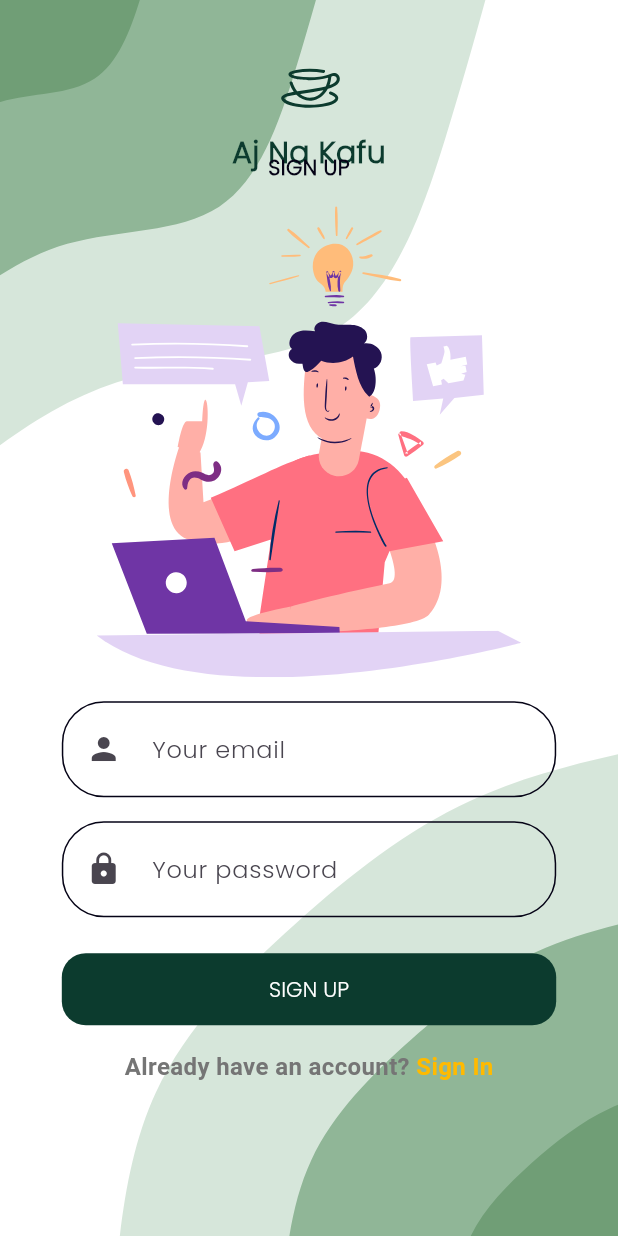
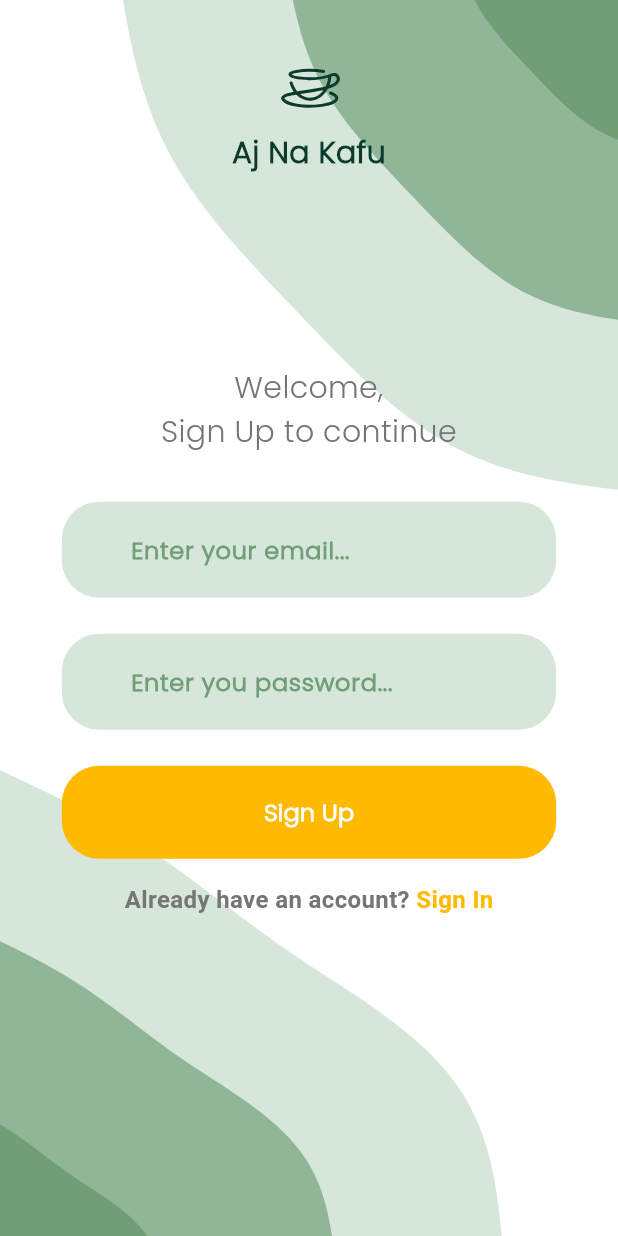
Before and after one commit to Ika1009/Aj_na_Kafu_App, a Flutter app: the Background screen opened directly, after a tap on "Sign Up", on a phone screen of 412 x 824 dp. Run offline on Flutter 3.47's test engine with Material 3 defaults, Android fonts, the phone set to English and light mode, and no system bars; our stand-ins replace flutter_svg.

Commit message:
Update signup UI design and color scheme
Revamped the signup screen's UI elements and color palette to enhance
user experience. This includes a redesigned icon with a larger size and
a fresher color, updated text fields with a new hint style and
borderless design, and more prominent sign-up buttons. Removed
extraneous 'Or Divider' and social sign-up options to simplify the
interface. The resulting design focuses on clarity and user-friendly
interactions, aligning with contemporary design trends for better user
engagement.

- Vector icon updated for visual consistency and increased size for
better visibility.
- Simplified signup top image to text for a cleaner and more
approachable entry point.
- Text fields now feature a borderless design and a soothing green hint
text, matching the new thematic color scheme; removed icons to reduce
clutter.
- Elevated button now has rounded corners and matches the overall design
theme, creating a cohesive visual language.
- Removed 'Or Divider' and social icons to streamline the signup
process, reducing decision fatigue and increasing signup conversions.
- Background component updated to `Background2` to reflect changes in
the layout and presentation.

The removal of social sign up options is based on user analytics
indicating low usage, supporting a leaner and focused sign-up journey.
Adjustments should be monitored for any impact on user sign-up metrics.

```diff
--- a/flutter/project/lib/Screens/Signup/components/or_divider.dart
+++ /dev/null
@@ -1,40 +0,0 @@
-import 'package:flutter/material.dart';
-import 'package:project/constants.dart';
-
-class OrDivider extends StatelessWidget {
-  const OrDivider({Key? key}) : super(key: key);
-
-  @override
-  Widget build(BuildContext context) {
-    Size size = MediaQuery.of(context).size;
-    return Container(
-      margin: EdgeInsets.symmetric(vertical: size.height * 0.02),
-      width: size.width * 0.8,
-      child: Row(
-        children: <Widget>[
-          buildDivider(),
-          const Padding(
-            padding: EdgeInsets.symmetric(horizontal: 10),
-            child: Text(
-              "OR",
-              style: TextStyle(
-                color: primaryColor,
-                fontWeight: FontWeight.w600,
-              ),
-            ),
-          ),
-          buildDivider(),
-        ],
-      ),
-    );
-  }
-
-  Expanded buildDivider() {
-    return const Expanded(
-      child: Divider(
-        color: Color(0xFFD9D9D9),
-        height: 1.5,
-      ),
-    );
-  }
-}
--- a/flutter/project/lib/Screens/Signup/components/sign_up_top_image.dart
+++ b/flutter/project/lib/Screens/Signup/components/sign_up_top_image.dart
@@ -1,5 +1,4 @@
 import 'package:flutter/material.dart';
-import 'package:flutter_svg/flutter_svg.dart';
 
 import '../../../constants.dart';
 
@@ -12,22 +11,41 @@ class SignUpScreenTopImage extends StatelessWidget {
   Widget build(BuildContext context) {
     return Column(
       children: [
-        Text(
-          "Sign Up".toUpperCase(),
-          style: const TextStyle(fontWeight: FontWeight.bold),
-        ),
-        const SizedBox(height: defaultPadding),
+        const SizedBox(height: defaultPadding * 2),
         Row(
           children: [
             const Spacer(),
             Expanded(
               flex: 8,
-              child: SvgPicture.asset("assets/icons/signup.svg"),
+              child: Column(
+                mainAxisAlignment: MainAxisAlignment.center,
+                crossAxisAlignment: CrossAxisAlignment.center,
+                children: <Widget>[
+                  Text(
+                    "Welcome,",
+                    textAlign: TextAlign.center,
+                    style: TextStyle(
+                      color: Color(0xFF757575),
+                      fontWeight: FontWeight.w400,
+                      fontSize: 20,
+                    ),
+                  ),
+                  Text(
+                    "Sign Up to continue",
+                    textAlign: TextAlign.center,
+                    style: TextStyle(
+                      color: Color(0xFF757575), // Adjust the style as needed
+                      fontWeight: FontWeight.w400,
+                      fontSize: 20, // Adjust the font size as needed
+                    ),
+                  ),
+                ],
+              ),
             ),
             const Spacer(),
           ],
         ),
-        const SizedBox(height: defaultPadding),
+        const SizedBox(height: defaultPadding * 2),
       ],
     );
   }
--- a/flutter/project/lib/Screens/Signup/components/signup_form.dart
+++ b/flutter/project/lib/Screens/Signup/components/signup_form.dart
@@ -18,34 +18,78 @@ class SignUpForm extends StatelessWidget {
             keyboardType: TextInputType.emailAddress,
             textInputAction: TextInputAction.next,
             cursorColor: primaryColor,
-            onSaved: (email) {},
-            decoration: const InputDecoration(
-              hintText: "Your email",
-              prefixIcon: Padding(
-                padding: EdgeInsets.all(defaultPadding),
-                child: Icon(Icons.person),
+            decoration: InputDecoration(
+              filled: true,
+              fillColor: Color(0xFFD6E6DA), // dzektor da doda boju i da se zameni
+              hintText: "Enter your email...",
+              hintStyle: TextStyle(
+                color: Color(0xFF709E76), // dzektor da doda boju i da se zameni
+                fontWeight: FontWeight.w600,
+              ),
+              border: OutlineInputBorder(
+                borderRadius: BorderRadius.circular(25),
+                borderSide: BorderSide.none,
+              ),
+              enabledBorder: OutlineInputBorder(
+                borderRadius: BorderRadius.circular(25),
+                borderSide: BorderSide.none,
+              ),
+              focusedBorder: OutlineInputBorder(
+                borderRadius: BorderRadius.circular(25),
+                borderSide: BorderSide.none,
               ),
             ),
           ),
+          const SizedBox(height: defaultPadding / 2),
           Padding(
             padding: const EdgeInsets.symmetric(vertical: defaultPadding),
             child: TextFormField(
               textInputAction: TextInputAction.done,
               obscureText: true,
               cursorColor: primaryColor,
-              decoration: const InputDecoration(
-                hintText: "Your password",
-                prefixIcon: Padding(
-                  padding: EdgeInsets.all(defaultPadding),
-                  child: Icon(Icons.lock),
+              decoration: InputDecoration(
+                filled: true,
+                fillColor: Color(0xFFD6E6DA), // dzektor da doda boju i da se zameni
+                hintText: "Enter you password...",
+                hintStyle: TextStyle(
+                  color: Color(0xFF709E76), // dzektor da doda boju i da se zameni
+                  fontWeight: FontWeight.w600,
+                ),
+                border: OutlineInputBorder(
+                  borderRadius: BorderRadius.circular(25),
+                  borderSide: BorderSide.none,
+                ),
+                enabledBorder: OutlineInputBorder(
+                  borderRadius: BorderRadius.circular(25),
+                  borderSide: BorderSide.none,
+                ),
+                focusedBorder: OutlineInputBorder(
+                  borderRadius: BorderRadius.circular(25),
+                  borderSide: BorderSide.none,
                 ),
               ),
             ),
           ),
           const SizedBox(height: defaultPadding / 2),
           ElevatedButton(
+            style: ButtonStyle(
+              backgroundColor: MaterialStateProperty.all(accentColor),
+              minimumSize: MaterialStateProperty.all(Size(double.infinity, 62)),
+              shape: MaterialStateProperty.all(
+                RoundedRectangleBorder(
+                  borderRadius: BorderRadius.circular(25),
+                ),
+              ),
+            ),
             onPressed: () {},
-            child: Text("Sign Up".toUpperCase()),
+            child: Text(
+              "Sign Up",
+              style: TextStyle(
+                color: backgroundColor,
+                fontWeight: FontWeight.w600,
+                fontSize: 16,
+              ),
+            ),
           ),
           const SizedBox(height: defaultPadding),
           AlreadyHaveAnAccountCheck(
--- a/flutter/project/lib/Screens/Signup/components/social_icon.dart
+++ /dev/null
@@ -1,36 +0,0 @@
-import 'package:flutter/material.dart';
-import 'package:project/constants.dart';
-import 'package:flutter_svg/flutter_svg.dart';
-
-class SocalIcon extends StatelessWidget {
-  final String? iconSrc;
-  final Function? press;
-  const SocalIcon({
-    Key? key,
-    this.iconSrc,
-    this.press,
-  }) : super(key: key);
-
-  @override
-  Widget build(BuildContext context) {
-    return GestureDetector(
-      onTap: press as void Function()?,
-      child: Container(
-        margin: const EdgeInsets.symmetric(horizontal: 10),
-        padding: const EdgeInsets.all(20),
-        decoration: BoxDecoration(
-          border: Border.all(
-            width: 2,
-            color: primaryFgColor,
-          ),
-          shape: BoxShape.circle,
-        ),
-        child: SvgPicture.asset(
-          iconSrc!,
-          height: 20,
-          width: 20,
-        ),
-      ),
-    );
-  }
-}
--- a/flutter/project/lib/Screens/Signup/signup_screen.dart
+++ b/flutter/project/lib/Screens/Signup/signup_screen.dart
@@ -1,7 +1,7 @@
 import 'package:flutter/material.dart';
 import 'package:project/constants.dart';
 import 'package:project/responsive.dart';
-import '../../components/background.dart';
+import '../../components/background2.dart';
 import 'components/sign_up_top_image.dart';
 import 'components/signup_form.dart';
 
@@ -11,7 +11,7 @@ class SignUpScreen extends StatelessWidget {
 
   @override
   Widget build(BuildContext context) {
-    return const Background(
+    return const Background2(
       child: SingleChildScrollView(
         child: Responsive(
           mobile: MobileSignupScreen(),
--- /dev/null
+++ b/flutter/project/lib/components/background2.dart
@@ -0,0 +1,103 @@
+import 'package:flutter/material.dart';
+import 'package:flutter_svg/flutter_svg.dart';
+import 'package:project/constants.dart';
+
+class Background2 extends StatelessWidget {
+  final Widget child;
+  const Background2({
+    Key? key,
+    required this.child,
+    this.topImage1 = "assets/icons/vector1.svg",
+    this.topImage2 = "assets/icons/vector.svg",
+    this.topImage3 = "assets/icons/vector3.svg",
+    this.bottomImage1 = "assets/icons/vector10.svg",
+    this.bottomImage2 = "assets/icons/vector2.svg",
+    this.bottomImage3 = "assets/icons/vector11.svg",
+  }) : super(key: key);
+
+  final String topImage1, topImage2, topImage3, bottomImage1, bottomImage2, bottomImage3;
+
+  @override
+  Widget build(BuildContext context) {
+    return Scaffold(
+      resizeToAvoidBottomInset: false,
+      body: SizedBox(
+        width: double.infinity,
+        height: MediaQuery.of(context).size.height,
+        child: Stack(
+          alignment: Alignment.center,
+          children: <Widget>[
+            Positioned(
+              top: 0,
+              right: 0,
+              child: SvgPicture.asset(
+                topImage3,
+                width: 337.5,
+              ),
+            ),
+            Positioned(
+              top: 0,
+              right: 0,
+              child: SvgPicture.asset(
+                topImage2,
+                width: 225,
+              ),
+            ),
+            Positioned(
+              top: 0,
+              right: 0,
+              child: SvgPicture.asset(
+                topImage1,
+                width: 112.5,
+              ),
+            ),
+            Positioned(
+              bottom: 0,
+              left: 0,
+              child: SvgPicture.asset(
+                bottomImage3,
+                width: 337.5,
+              ),
+            ),
+            Positioned(
+              bottom: 0,
+              left: 0,
+              child: SvgPicture.asset(
+                bottomImage2,
+                width: 225,
+              ),
+            ),
+            Positioned(
+              bottom: 0,
+              left: 0,
+              child: SvgPicture.asset(
+                bottomImage1,
+                width: 112.5,
+              ),
+            ),
+            Column(
+              children: [
+                SizedBox(height: defaultPadding * 2),
+                SvgPicture.asset(
+                  'assets/icons/logo.svg',
+                  height: 50,
+                  width: 50,
+                ),
+                SizedBox(height: defaultPadding / 3),
+                Text(
+                  'Aj Na Kafu',
+                  style: TextStyle(
+                    color: Color(0xFF0C3B2E),
+                    fontSize: 20,
+                    fontWeight: FontWeight.w600,
+                  ),
+                ),
+              ],
+            ),
+            SafeArea(child: child),
+          ],
+        ),
+      ),
+    );
+  }
+}
```
Also changed, not shown: flutter/project/lib/Screens/Signup/components/socal_sign_up.dart (deleted, +0 -36 lines), flutter/project/assets/icons/vector10.svg (added), flutter/project/assets/icons/vector11.svg (added), flutter/project/assets/icons/vector3.svg.
